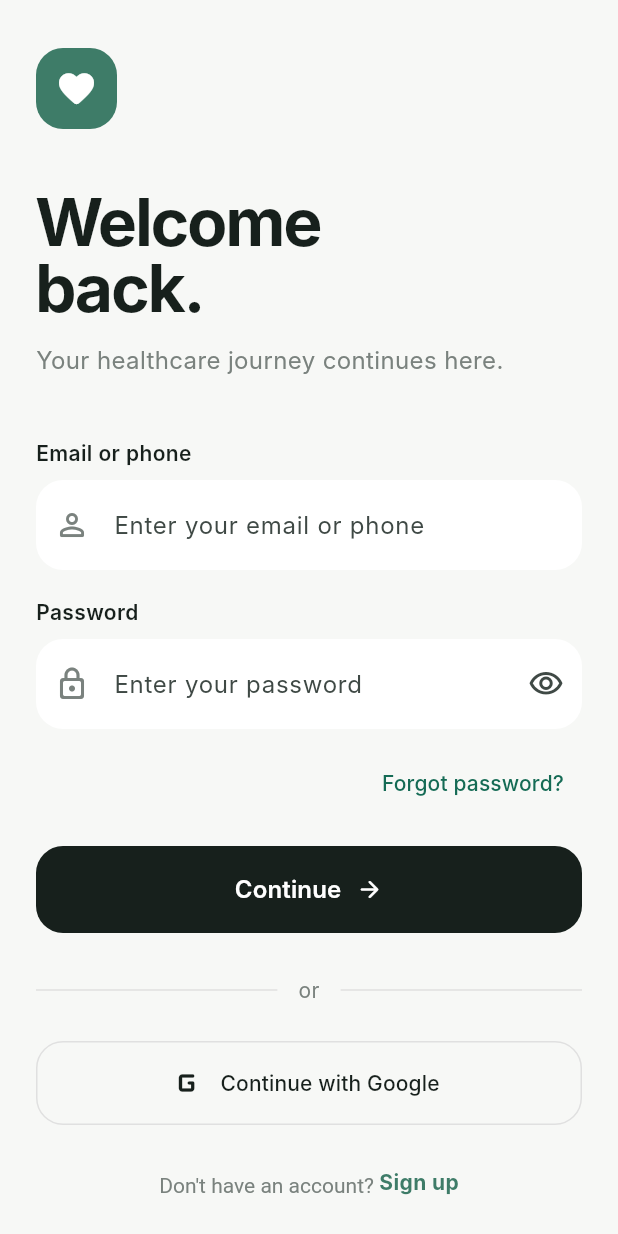
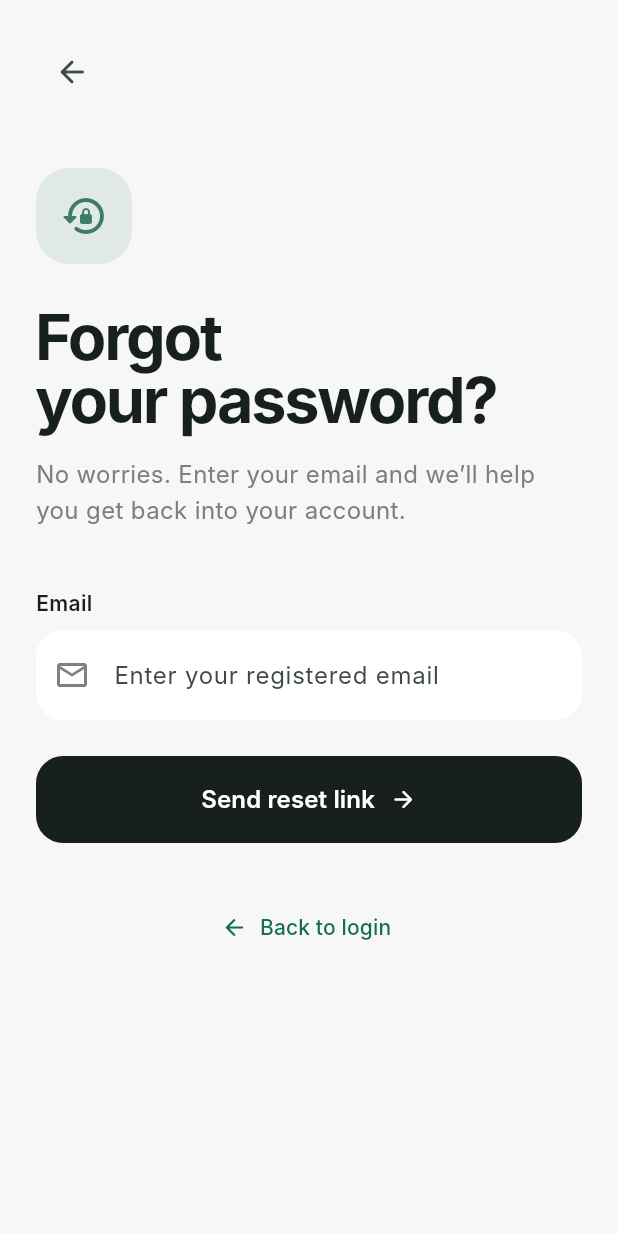
Before and after one commit to AshrafulAlamAkif/pulse_health, a Flutter app: the screen it shows after launch, after a tap on "Skip", after a tap on "Forgot password?", on a phone screen of 412 x 824 dp. Run offline on Flutter 3.47's test engine with Material 3 defaults, Android fonts, the phone set to English and light mode, and no system bars; our stand-ins replace flutter_riverpod, shared_preferences; Roboto replaces fonts that are missing (Inter).

Commit message:
Step4: Forgot Password page state Riverpod দিয়ে manage

```diff
--- /dev/null
+++ b/lib/features/auth/forgot_password_screen.dart
@@ -0,0 +1,307 @@
+import 'package:flutter/material.dart';
+import 'package:flutter_riverpod/flutter_riverpod.dart';
+import 'package:pulse_health/app/theme/app_colors.dart';
+import 'package:pulse_health/features/auth/login_screen.dart';
+import 'package:pulse_health/features/auth/providers/forgot_password_provider.dart';
+import 'package:pulse_health/features/auth/widgets/auth_text_field.dart';
+
+class ForgotPasswordScreen
+    extends ConsumerStatefulWidget {
+  const ForgotPasswordScreen({
+    super.key,
+  });
+
+  @override
+  ConsumerState<ForgotPasswordScreen> createState() {
+    return _ForgotPasswordScreenState();
+  }
+}
+
+class _ForgotPasswordScreenState
+    extends ConsumerState<ForgotPasswordScreen> {
+  // Email input control করার জন্য controller।
+  late final TextEditingController _emailController;
+
+  // Form validation-এর জন্য।
+  final GlobalKey<FormState> _formKey =
+      GlobalKey<FormState>();
+
+  @override
+  void initState() {
+    super.initState();
+
+    _emailController = TextEditingController();
+  }
+
+  @override
+  void dispose() {
+    // Screen destroy হলে controller dispose করছি।
+    _emailController.dispose();
+
+    super.dispose();
+  }
+
+  /// Password reset request পাঠানোর method।
+  Future<void> _sendResetRequest() async {
+    // প্রথমে form validation করছি।
+    final isValid =
+        _formKey.currentState?.validate();
+
+    if (isValid != true) {
+      return;
+    }
+
+    // Riverpod notifier access করছি।
+    //
+    // read() ব্যবহার করছি কারণ এখানে
+    // provider-এর method call করতে চাই।
+    final notifier = ref.read(
+      forgotPasswordProvider.notifier,
+    );
+
+    // Password reset request পাঠাচ্ছি।
+    final isSuccessful =
+        await notifier.sendResetRequest(
+      email: _emailController.text.trim(),
+    );
+
+    if (!mounted) {
+      return;
+    }
+
+    if (isSuccessful) {
+      // এখনো real OTP/API নেই।
+      //
+      // তাই আপাতত success message দেখাচ্ছি।
+      ScaffoldMessenger.of(context).showSnackBar(
+        const SnackBar(
+          content: Text(
+            'Password reset instructions sent.',
+          ),
+        ),
+      );
+
+      return;
+    }
+
+    // Provider থেকে error message নিচ্ছি।
+    final errorMessage = ref.read(
+      forgotPasswordProvider,
+    ).errorMessage;
+
+    if (errorMessage != null) {
+      ScaffoldMessenger.of(context).showSnackBar(
+        SnackBar(
+          content: Text(errorMessage),
+        ),
+      );
+    }
+  }
+
+  @override
+  Widget build(BuildContext context) {
+    // Forgot Password state observe করছি।
+    //
+    // Loading state পরিবর্তন হলে UI rebuild হবে।
+    final state = ref.watch(
+      forgotPasswordProvider,
+    );
+
+    return Scaffold(
+      backgroundColor: AppColors.background,
+
+      body: SafeArea(
+        child: Form(
+          key: _formKey,
+
+          child: SingleChildScrollView(
+            padding: const EdgeInsets.fromLTRB(
+              24,
+              24,
+              24,
+              32,
+            ),
+
+            child: Column(
+              crossAxisAlignment:
+                  CrossAxisAlignment.start,
+              children: [
+                // Back button।
+                IconButton(
+                  onPressed: state.isLoading
+                      ? null
+                      : () {
+                          Navigator.of(context).pop();
+                        },
+                  icon: const Icon(
+                    Icons.arrow_back_rounded,
+                  ),
+                ),
+
+                const SizedBox(height: 40),
+
+                // Decorative icon।
+                Container(
+                  width: 64,
+                  height: 64,
+                  decoration: BoxDecoration(
+                    color: AppColors.primary
+                        .withValues(alpha: 0.12),
+                    borderRadius:
+                        BorderRadius.circular(22),
+                  ),
+                  child: const Icon(
+                    Icons.lock_reset_rounded,
+                    color: AppColors.primary,
+                    size: 32,
+                  ),
+                ),
+
+                const SizedBox(height: 28),
+
+                const Text(
+                  'Forgot\nyour password?',
+                  style: TextStyle(
+                    fontSize: 42,
+                    height: 1.0,
+                    fontWeight: FontWeight.w700,
+                    letterSpacing: -1.5,
+                    color: AppColors.dark,
+                  ),
+                ),
+
+                const SizedBox(height: 16),
+
+                const Text(
+                  'No worries. Enter your email and we’ll help you get back into your account.',
+                  style: TextStyle(
+                    fontSize: 16,
+                    height: 1.5,
+                    color: AppColors.textSecondary,
+                  ),
+                ),
+
+                const SizedBox(height: 40),
+
+                // Email field।
+                AuthTextField(
+                  controller: _emailController,
+                  label: 'Email',
+                  hintText: 'Enter your registered email',
+                  prefixIcon:
+                      Icons.email_outlined,
+                  keyboardType:
+                      TextInputType.emailAddress,
+                  validator: (value) {
+                    if (value == null ||
+                        value.trim().isEmpty) {
+                      return 'Please enter your email';
+                    }
+
+                    if (!value.contains('@')) {
+                      return 'Please enter a valid email';
+                    }
+
+                    return null;
+                  },
+                ),
+
+                const SizedBox(height: 24),
+
+                // Send reset button।
+                SizedBox(
+                  width: double.infinity,
+                  height: 58,
+                  child: ElevatedButton(
+                    // Request চলাকালীন button disable।
+                    onPressed: state.isLoading
+                        ? null
+                        : _sendResetRequest,
+
+                    style:
+                        ElevatedButton.styleFrom(
+                      backgroundColor:
+                          AppColors.dark,
+                      foregroundColor:
+                          Colors.white,
+                      disabledBackgroundColor:
+                          AppColors.dark.withValues(
+                        alpha: 0.6,
+                      ),
+                      elevation: 0,
+                      shape:
+                          RoundedRectangleBorder(
+                        borderRadius:
+                            BorderRadius.circular(18),
+                      ),
+                    ),
+
+                    child: state.isLoading
+                        ? const SizedBox(
+                            width: 22,
+                            height: 22,
+                            child:
+                                CircularProgressIndicator(
+                              strokeWidth: 2,
+                              color: Colors.white,
+                            ),
+                          )
+                        : const Row(
+                            mainAxisAlignment:
+                                MainAxisAlignment
+                                    .center,
+                            children: [
+                              Text(
+                                'Send reset link',
+                                style: TextStyle(
+                                  fontSize: 16,
+                                  fontWeight:
+                                      FontWeight.w600,
+                                ),
+                              ),
+                              SizedBox(width: 10),
+                              Icon(
+                                Icons
+                                    .arrow_forward_rounded,
+                              ),
+                            ],
+                          ),
+                  ),
+                ),
+
+                const SizedBox(height: 32),
+
+                // Back to login।
+                Center(
+                  child: TextButton.icon(
+                    onPressed: state.isLoading
+                        ? null
+                        : () {
+                            Navigator.of(
+                              context,
+                            ).pushReplacement(
+                              MaterialPageRoute(
+                                builder: (context) {
+                                  return const LoginScreen();
+                                },
+                              ),
+                            );
+                          },
+                    icon: const Icon(
+                      Icons
+                          .arrow_back_rounded,
+                      size: 18,
+                    ),
+                    label: const Text(
+                      'Back to login',
+                    ),
+                  ),
+                ),
+              ],
+            ),
+          ),
+        ),
+      ),
+    );
+  }
+}
--- a/lib/features/auth/login_screen.dart
+++ b/lib/features/auth/login_screen.dart
@@ -1,6 +1,7 @@
 import 'package:flutter/material.dart';
 import 'package:flutter_riverpod/flutter_riverpod.dart';
 import 'package:pulse_health/app/theme/app_colors.dart';
+import 'package:pulse_health/features/auth/forgot_password_screen.dart';
 import 'package:pulse_health/features/auth/providers/login_provider.dart';
 import 'package:pulse_health/features/auth/signup_screen.dart';
 import 'package:pulse_health/features/auth/widgets/auth_text_field.dart';
@@ -242,8 +243,16 @@ class _LoginScreenState extends ConsumerState<LoginScreen> {
                 Align(
                   alignment: Alignment.centerRight,
                   child: TextButton(
-                    onPressed: () {
+                    onPressed: loginState.isLoading
+                        ? null
+                        :() {
                       // পরবর্তীতে Forgot Password screen।
+                      Navigator.of(context).push(
+                        MaterialPageRoute(builder: (context){
+                          return const ForgotPasswordScreen();
+                        }
+                        )
+                      );
                     },
                     child: const Text(
                       'Forgot password?',
```
Also changed, not shown: lib/features/auth/providers/forgot_password_provider.dart (added, +87 -0 lines).
